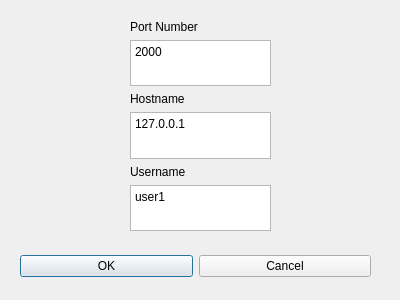
BobbyDMullinsIII/OS-MainlineProject2, file ChatProgramSolution/ChatProgramProject/ConnectDialog.ui: the form before one commit.
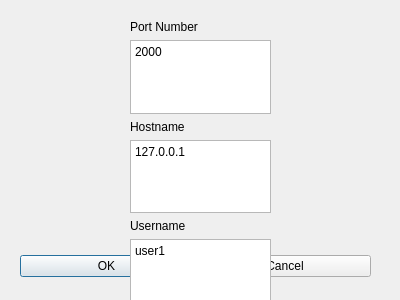
The form after the commit.

```diff
--- a/ChatProgramSolution/ChatProgramProject/ConnectDialog.ui
+++ b/ChatProgramSolution/ChatProgramProject/ConnectDialog.ui
@@ -51,7 +51,7 @@
      <x>130</x>
      <y>20</y>
      <width>141</width>
-     <height>211</height>
+     <height>293</height>
     </rect>
    </property>
    <layout class="QVBoxLayout" name="verticalLayout">
```
Left out of the diff: 2 changed lines with no effect on the pictures.
